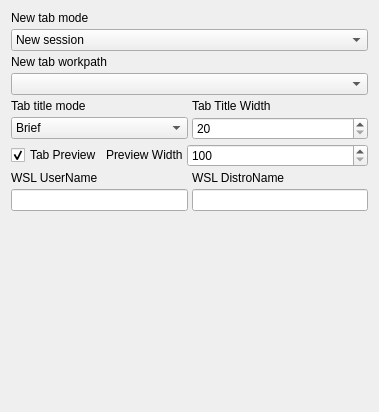
QQxiaoming/quardCRT, file src/globaloptions/globaloptionsgeneralwidget.ui: the form before one commit.
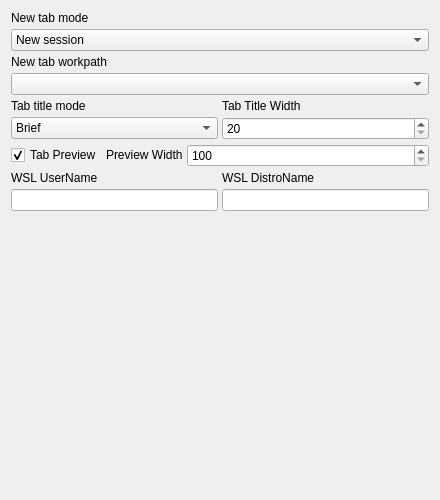
The form after the commit.

What changed in the file:
```diff
--- a/src/globaloptions/globaloptionsgeneralwidget.ui
+++ b/src/globaloptions/globaloptionsgeneralwidget.ui
@@ -6,10 +6,16 @@
    <rect>
     <x>0</x>
     <y>0</y>
-    <width>379</width>
-    <height>412</height>
+    <width>440</width>
+    <height>500</height>
    </rect>
   </property>
+  <property name="sizePolicy">
+   <sizepolicy hsizetype="Expanding" vsizetype="Expanding">
+    <horstretch>0</horstretch>
+    <verstretch>0</verstretch>
+   </sizepolicy>
+  </property>
   <layout class="QVBoxLayout" name="verticalLayout_5">
    <property name="spacing">
     <number>4</number>
@@ -291,12 +297,15 @@
    <item>
     <spacer name="verticalSpacer">
      <property name="orientation">
-      <enum>Qt::Orientation::Vertical</enum>
+      <enum>Qt::Vertical</enum>
+     </property>
+     <property name="sizeType">
+      <enum>QSizePolicy::MinimumExpanding</enum>
      </property>
      <property name="sizeHint" stdset="0">
       <size>
        <width>20</width>
-       <height>40</height>
+       <height>0</height>
       </size>
      </property>
     </spacer>
```
